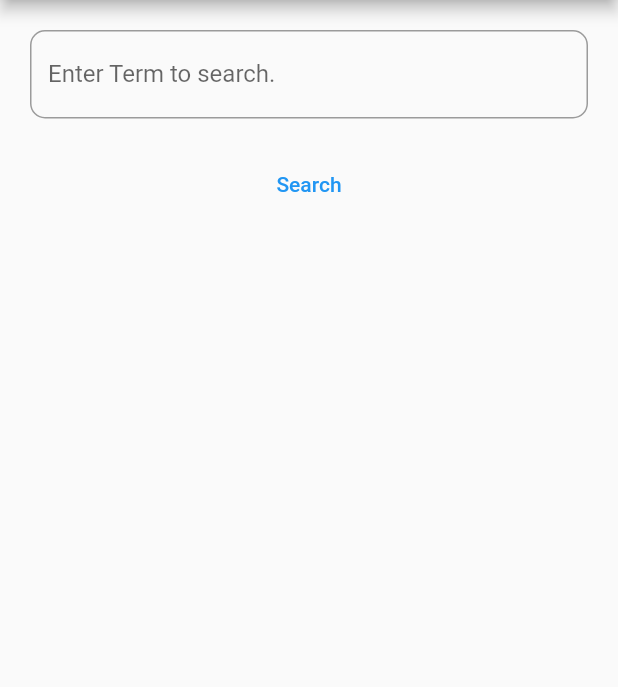
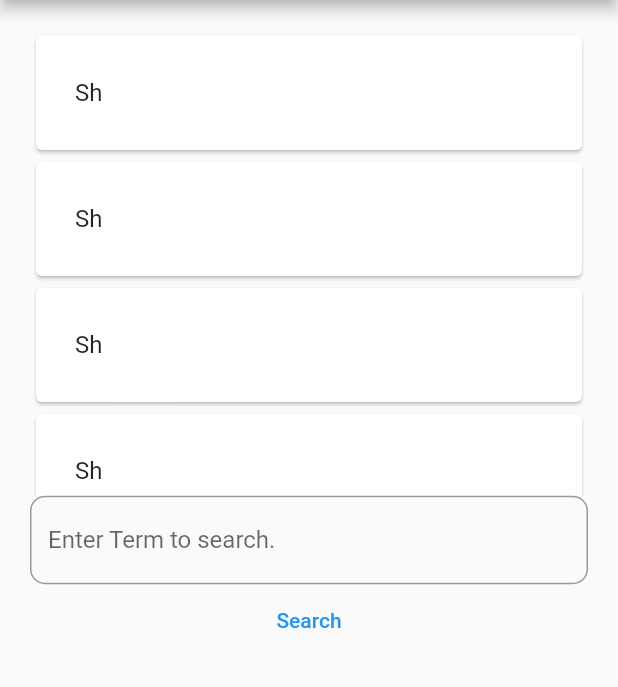
Before and after one commit to ShuvamJaswal/LyricsApp, a Flutter app: the screen it shows after launch, on a phone screen of 412 x 824 dp, the part 84-771 px from its top. Run offline on Flutter 3.47's test engine with Material 2 defaults, Android fonts, the phone set to English and light mode, and no system bars.

Commit message:
started to create search results tile

```diff
--- a/lib/main.dart
+++ b/lib/main.dart
@@ -1,4 +1,5 @@
 import 'package:flutter/material.dart';
+import 'package:lyrics/screens/songDataScreen.dart';
 
 import 'screens/TheBeastLyricsHomePage.dart';
 
@@ -17,6 +18,7 @@ class _LyricsAppState extends State<LyricsApp> {
     return MaterialApp(
       title: "The Beast Lyrics",
       home: TheBeastLyricsHomePage(),
+      routes: {SongDataScreen.route: (context) => TheBeastLyricsHomePage()},
     );
   }
 }
--- a/lib/screens/TheBeastLyricsHomePage.dart
+++ b/lib/screens/TheBeastLyricsHomePage.dart
@@ -1,6 +1,6 @@
 import 'package:flutter/material.dart';
-import 'package:rounded_loading_button/rounded_loading_button.dart';
 import 'package:lyrics/functionality/search_lyrics.dart';
+import '../widgets/searchResultContainer.dart';
 
 class TheBeastLyricsHomePage extends StatefulWidget {
   @override
@@ -12,7 +12,6 @@ class _TheBeastLyricsHomePageState extends State<TheBeastLyricsHomePage> {
   String lyricsUrl = '';
   String lyricsData = '';
   bool isLoading = false;
-  final roundLoadingButtonController = RoundedLoadingButtonController();
   @override
   Widget build(BuildContext context) {
     return Scaffold(
@@ -21,12 +20,13 @@ class _TheBeastLyricsHomePageState extends State<TheBeastLyricsHomePage> {
           'TheBeastLyrics',
         ),
       ),
-      body: Column(
+      body: Padding(
+        padding: const EdgeInsets.all(20.0),
+        child: Column(
           crossAxisAlignment: CrossAxisAlignment.stretch,
           children: [
-          Padding(
-            padding: const EdgeInsets.all(20.0),
-            child: TextField(
+            SearchResultContainer(),
+            TextField(
               controller: songFieldInputController,
               autofocus: false,
               decoration: InputDecoration(
@@ -36,7 +36,6 @@ class _TheBeastLyricsHomePageState extends State<TheBeastLyricsHomePage> {
                   ),
                 ),
                 labelText: "Enter Term to search.",
-              ),
               ),
             ),
             TextButton(
@@ -62,6 +61,7 @@ class _TheBeastLyricsHomePageState extends State<TheBeastLyricsHomePage> {
             ))
           ],
         ),
+      ),
     );
   }
 }
--- /dev/null
+++ b/lib/widgets/searchResultContainer.dart
@@ -0,0 +1,17 @@
+import 'package:flutter/material.dart';
+import 'package:lyrics/widgets/searchResultItem.dart';
+
+class SearchResultContainer extends StatefulWidget {
+  @override
+  _SearchResultContainerState createState() => _SearchResultContainerState();
+}
+
+class _SearchResultContainerState extends State<SearchResultContainer> {
+  @override
+  Widget build(BuildContext context) {
+    return Expanded(
+      child: ListView.builder(
+          itemCount: 5, itemBuilder: (ctx, index) => SearchResultItem("Sh")),
+    );
+  }
+}
--- /dev/null
+++ b/lib/widgets/searchResultItem.dart
@@ -0,0 +1,17 @@
+import 'package:flutter/material.dart';
+
+class SearchResultItem extends StatelessWidget {
+  final String songName;
+  SearchResultItem(this.songName);
+  @override
+  Widget build(BuildContext context) {
+    return Card(
+      child: Padding(
+        padding: EdgeInsets.all(10),
+        child: ListTile(
+          title: Text("$songName"),
+        ),
+      ),
+    );
+  }
+}
--- a/pubspec.yaml
+++ b/pubspec.yaml
@@ -17,7 +17,7 @@ dependencies:
   cupertino_icons: ^1.0.2
   http: ^0.13.3
   html: ^0.15.0
-  rounded_loading_button: ^2.0.3
+  provider: ^5.0.0
 
 dev_dependencies:
   flutter_test:
```
Also changed, not shown: lib/functionality/createDataModel.dart (added, +14 -0 lines), lib/models/metadata_model.dart (+17 -0 lines), lib/screens/songDataScreen.dart (added, +20 -0 lines), pubspec.lock. Lines whose indentation alone changed are shown as unchanged.
